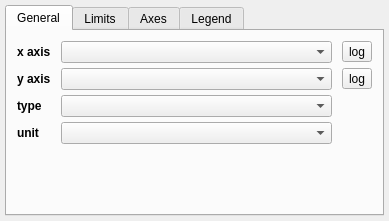
Old version of the form glue/viewers/scatter/qt/options_widget.ui in the repository glue-viz/glue.
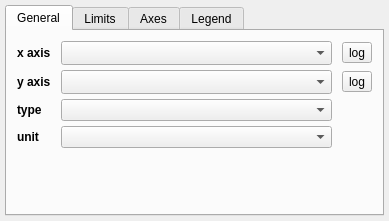
New version of the form. Custom widgets are drawn as their Qt base class.

```diff
--- a/glue/viewers/scatter/qt/options_widget.ui
+++ b/glue/viewers/scatter/qt/options_widget.ui
@@ -75,7 +75,7 @@
        <item row="2" column="1">
         <widget class="QComboBox" name="combosel_y_att">
          <property name="sizeAdjustPolicy">
-          <enum>QComboBox::AdjustToMinimumContentsLength</enum>
+          <enum>QComboBox::AdjustToMinimumContentsLengthWithIcon</enum>
          </property>
         </widget>
        </item>
@@ -121,7 +121,7 @@
        <item row="1" column="1">
         <widget class="QComboBox" name="combosel_x_att">
          <property name="sizeAdjustPolicy">
-          <enum>QComboBox::AdjustToMinimumContentsLength</enum>
+          <enum>QComboBox::AdjustToMinimumContentsLengthWithIcon</enum>
          </property>
         </widget>
        </item>
```
